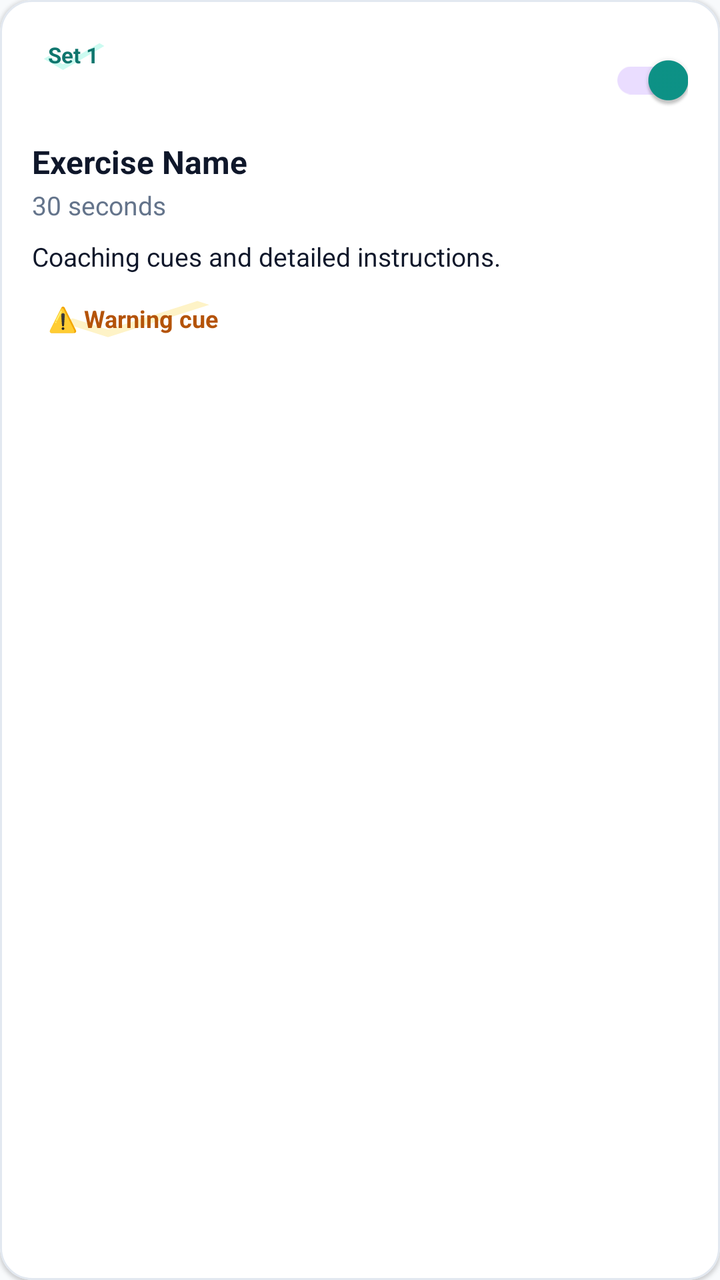
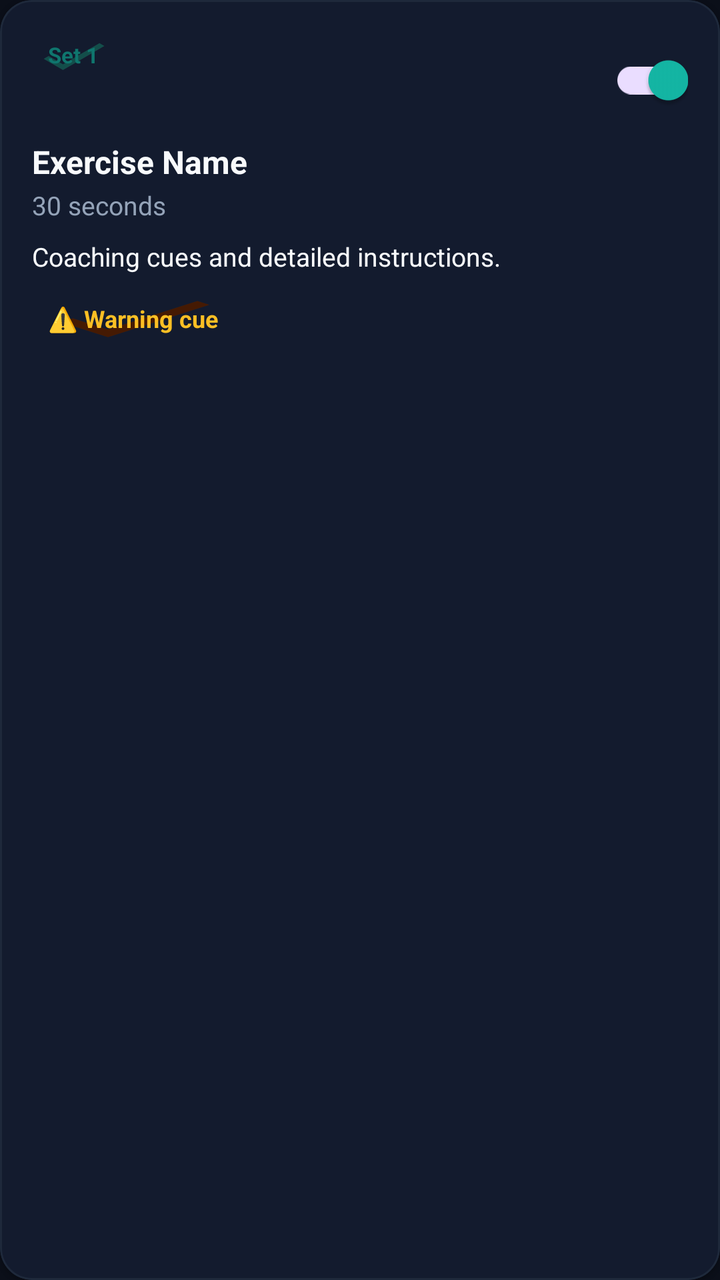

Compare the two renders of this Android layout. The source of the first and the diff that turns it into the second are given below.
<!-- AndroidManifest.xml: application theme Theme.BackHealth -->
<!-- res/layout/item_exercise.xml -->
<?xml version="1.0" encoding="utf-8"?>
<com.google.android.material.card.MaterialCardView xmlns:android="http://schemas.android.com/apk/res/android"
    xmlns:app="http://schemas.android.com/apk/res-auto"
    android:layout_width="match_parent"
    android:layout_height="wrap_content"
    android:layout_marginBottom="12dp"
    app:cardBackgroundColor="@color/surface_card"
    app:cardCornerRadius="16dp"
    app:cardElevation="1dp"
    app:strokeColor="@color/card_stroke"
    app:strokeWidth="1dp">

    <LinearLayout
        android:layout_width="match_parent"
        android:layout_height="wrap_content"
        android:orientation="vertical"
        android:padding="16dp">

        <RelativeLayout
            android:layout_width="match_parent"
            android:layout_height="wrap_content">

            <TextView
                android:id="@+id/tvItemSetBadge"
                android:layout_width="wrap_content"
                android:layout_height="wrap_content"
                android:background="@drawable/ic_check"
                android:backgroundTint="@color/teal_light"
                android:paddingHorizontal="8dp"
                android:paddingVertical="4dp"
                android:text="Set 1"
                android:textColor="@color/teal_primary_dark"
                android:textSize="11sp"
                android:textStyle="bold" />

            <com.google.android.material.switchmaterial.SwitchMaterial
                android:id="@+id/switchEnabled"
                android:layout_width="wrap_content"
                android:layout_height="wrap_content"
                android:layout_alignParentEnd="true"
                android:checked="true" />
        </RelativeLayout>

        <TextView
            android:id="@+id/tvItemName"
            android:layout_width="wrap_content"
            android:layout_height="wrap_content"
            android:layout_marginTop="6dp"
            android:text="Exercise Name"
            android:textColor="@color/text_primary"
            android:textSize="16sp"
            android:textStyle="bold" />

        <TextView
            android:id="@+id/tvItemDuration"
            android:layout_width="wrap_content"
            android:layout_height="wrap_content"
            android:layout_marginTop="2dp"
            android:text="30 seconds"
            android:textColor="@color/text_secondary"
            android:textSize="13sp" />

        <TextView
            android:id="@+id/tvItemCue"
            android:layout_width="wrap_content"
            android:layout_height="wrap_content"
            android:layout_marginTop="8dp"
            android:text="Coaching cues and detailed instructions."
            android:textColor="@color/text_primary"
            android:textSize="13sp" />

        <TextView
            android:id="@+id/tvItemWarning"
            android:layout_width="wrap_content"
            android:layout_height="wrap_content"
            android:layout_marginTop="6dp"
            android:background="@drawable/ic_check"
            android:backgroundTint="@color/amber_light"
            android:padding="8dp"
            android:text="⚠️ Warning cue"
            android:textColor="#B45309"
            android:textSize="12sp"
            android:textStyle="bold" />

    </LinearLayout>
</com.google.android.material.card.MaterialCardView>
<!-- resources referenced by this layout -->
<resources>
  <color name="amber_light">#FEF3C7</color>
  <color name="card_stroke">#E2E8F0</color>
  <color name="surface_card">#FFFFFF</color>
  <color name="teal_light">#CCFBF1</color>
  <color name="teal_primary_dark">#0F766E</color>
  <color name="text_primary">#0F172A</color>
  <color name="text_secondary">#64748B</color>
  <!-- drawable ic_check (drawable) -->
  <vector xmlns:android="http://schemas.android.com/apk/res/android"
      android:width="24dp"
      android:height="24dp"
      android:viewportWidth="24"
      android:viewportHeight="24">
      <path
          android:fillColor="#10B981"
          android:pathData="M9,16.17L4.83,12L3.41,13.41L9,19L21,7L19.59,5.59L9,16.17Z"/>
  </vector>
  <style name="Theme.BackHealth" parent="Theme.Material3.DayNight.NoActionBar">
          <item name="colorPrimary">@color/teal_primary</item>
          <item name="colorPrimaryDark">@color/teal_primary_dark</item>
          <item name="colorSecondary">@color/amber_accent</item>
          <item name="android:statusBarColor">@color/background_light</item>
          <item name="android:windowLightStatusBar">true</item>
          <item name="android:windowBackground">@color/background_light</item>
      </style>
  <color name="teal_primary">#0D9488</color>
  <color name="amber_accent">#F59E0B</color>
  <color name="background_light">#F8FAFC</color>
</resources>

<!-- the commit's change to res/layout/item_exercise.xml (unified diff, before → after) -->
@@ -78,9 +78,25 @@
             android:backgroundTint="@color/amber_light"
             android:padding="8dp"
             android:text="⚠️ Warning cue"
-            android:textColor="#B45309"
+            android:textColor="@color/amber_accent"
             android:textSize="12sp"
             android:textStyle="bold" />
 
+        
+        <com.google.android.material.button.MaterialButton
+            android:id="@+id/btnWatch3D"
+            style="@style/Widget.Material3.Button.TonalButton"
+            android:layout_width="wrap_content"
+            android:layout_height="40dp"
+            android:layout_marginTop="10dp"
+            android:text="🎬 Watch Form Demo"
+            android:textAllCaps="false"
+            android:textColor="@color/neon_mint"
+            android:textSize="12sp"
+            android:textStyle="bold"
+            android:visibility="gone"
+            app:backgroundTint="@color/teal_light"
+            app:cornerRadius="10dp" />
+
     </LinearLayout>
 </com.google.android.material.card.MaterialCardView>
<!-- resource entries referenced after the edit -->
@@ -1,12 +1,13 @@
 <!-- resources referenced by this layout -->
 <resources>
-  <color name="amber_light">#FEF3C7</color>
-  <color name="card_stroke">#E2E8F0</color>
-  <color name="surface_card">#FFFFFF</color>
-  <color name="teal_light">#CCFBF1</color>
+  <color name="amber_light">#451A03</color>
+  <color name="card_stroke">#1E293B</color>
+  <color name="neon_mint">#00F5A0</color>
+  <color name="surface_card">#131B2E</color>
+  <color name="teal_light">#134E4A</color>
   <color name="teal_primary_dark">#0F766E</color>
-  <color name="text_primary">#0F172A</color>
-  <color name="text_secondary">#64748B</color>
+  <color name="text_primary">#F8FAFC</color>
+  <color name="text_secondary">#94A3B8</color>
   <!-- drawable ic_check (drawable) -->
   <vector xmlns:android="http://schemas.android.com/apk/res/android"
       android:width="24dp"
@@ -21,12 +22,12 @@
           <item name="colorPrimary">@color/teal_primary</item>
           <item name="colorPrimaryDark">@color/teal_primary_dark</item>
           <item name="colorSecondary">@color/amber_accent</item>
-          <item name="android:statusBarColor">@color/background_light</item>
-          <item name="android:windowLightStatusBar">true</item>
-          <item name="android:windowBackground">@color/background_light</item>
+          <item name="android:statusBarColor">@color/bg_obsidian</item>
+          <item name="android:windowLightStatusBar">false</item>
+          <item name="android:windowBackground">@color/bg_obsidian</item>
       </style>
-  <color name="teal_primary">#0D9488</color>
-  <color name="amber_accent">#F59E0B</color>
-  <color name="background_light">#F8FAFC</color>
+  <color name="teal_primary">#14B8A6</color>
+  <color name="bg_obsidian">#0B0F19</color>
+  <color name="amber_accent">#FBBF24</color>
 </resources>
 
